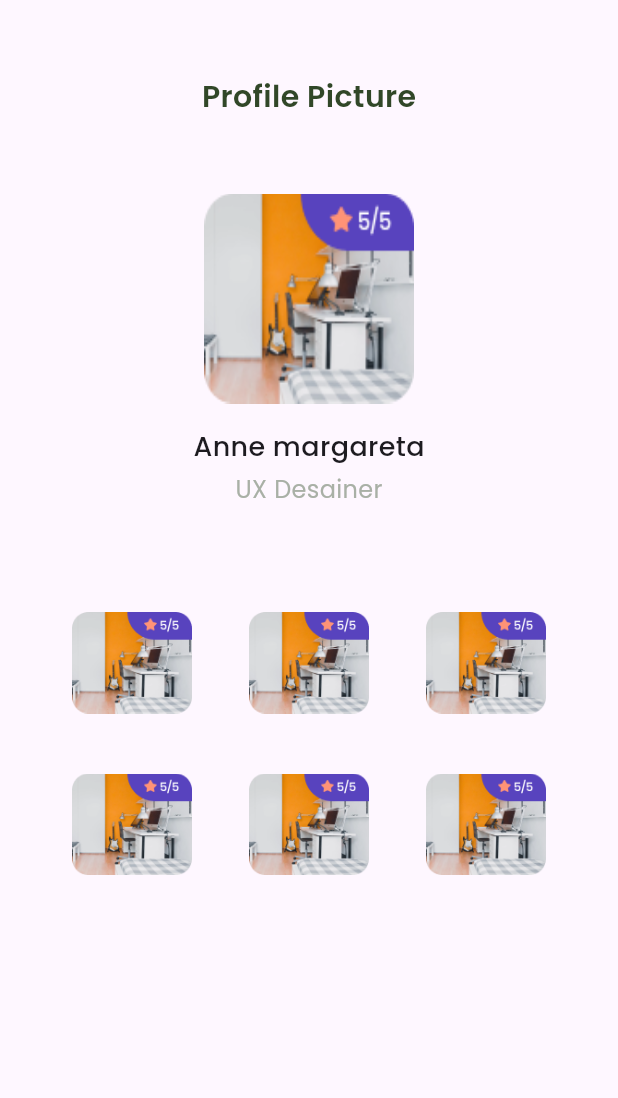
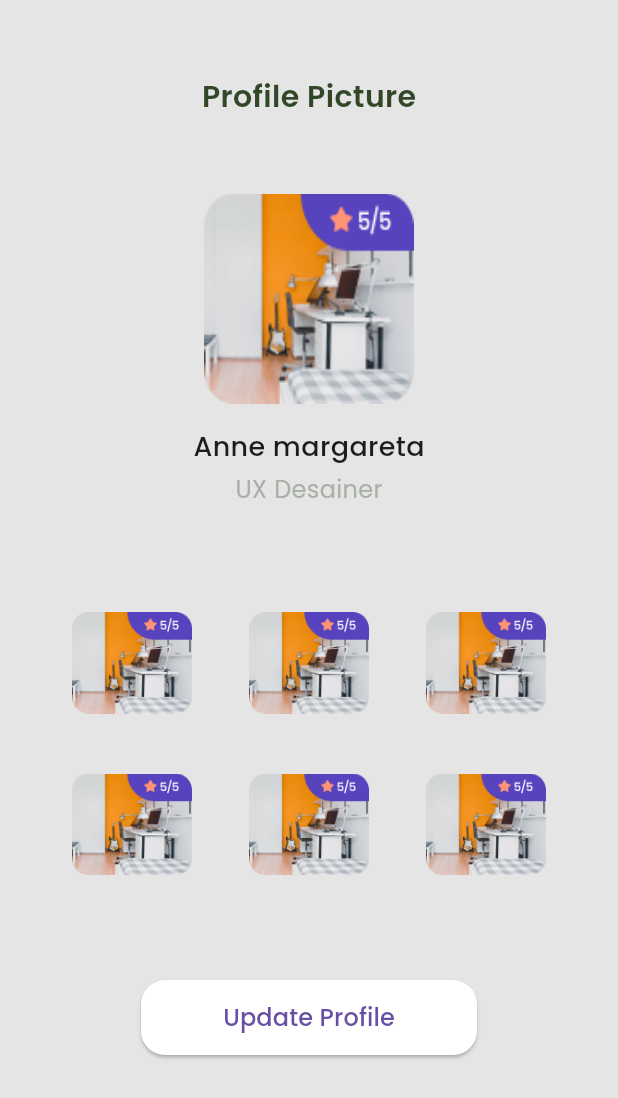
Before and after one commit to prasetyodidi/flutter_basic, a Flutter app: the screen it shows after launch, on a phone screen of 412 x 824 dp. Shown: the top 1098 px of the screen. Run offline on Flutter 3.47's test engine with Material 3 defaults, Android fonts, the phone set to English and light mode, and no system bars; our stand-ins replace google_fonts.

Commit message:
feat: button

```diff
--- a/lib/pages/home_page.dart
+++ b/lib/pages/home_page.dart
@@ -6,6 +6,7 @@ class HomePage extends StatelessWidget {
   @override
   Widget build(BuildContext context) {
     return Scaffold(
+      backgroundColor: backgroundColor,
       body: SafeArea(
           child: Center(
         child: Column(
@@ -66,6 +67,21 @@ class HomePage extends StatelessWidget {
                 ),
               ],
             ),
+            SizedBox(height: 70),
+            Container(
+              width: 224,
+              height: 50,
+              child: ElevatedButton(
+                onPressed: (){},
+                child: Text('Update Profile', style: TextStyle(fontSize: 16, fontWeight: FontWeight.w500),),
+                style: ElevatedButton.styleFrom(
+                  backgroundColor: whiteColor,
+                  shape: RoundedRectangleBorder(
+                    borderRadius: BorderRadius.circular(16)
+                  ),
+                ),
+              ),
+            )
           ],
         ),
       )),
--- a/lib/theme.dart
+++ b/lib/theme.dart
@@ -4,3 +4,4 @@ Color primaryColor = Color(0xff314728);
 Color greyColor = Color(0xffA9B0A6);
 Color orangeColor = Color(0xffF9B650);
 Color backgroundColor = Color(0xffE5E5E5);
+Color whiteColor = Color(0xffffffff);
```
